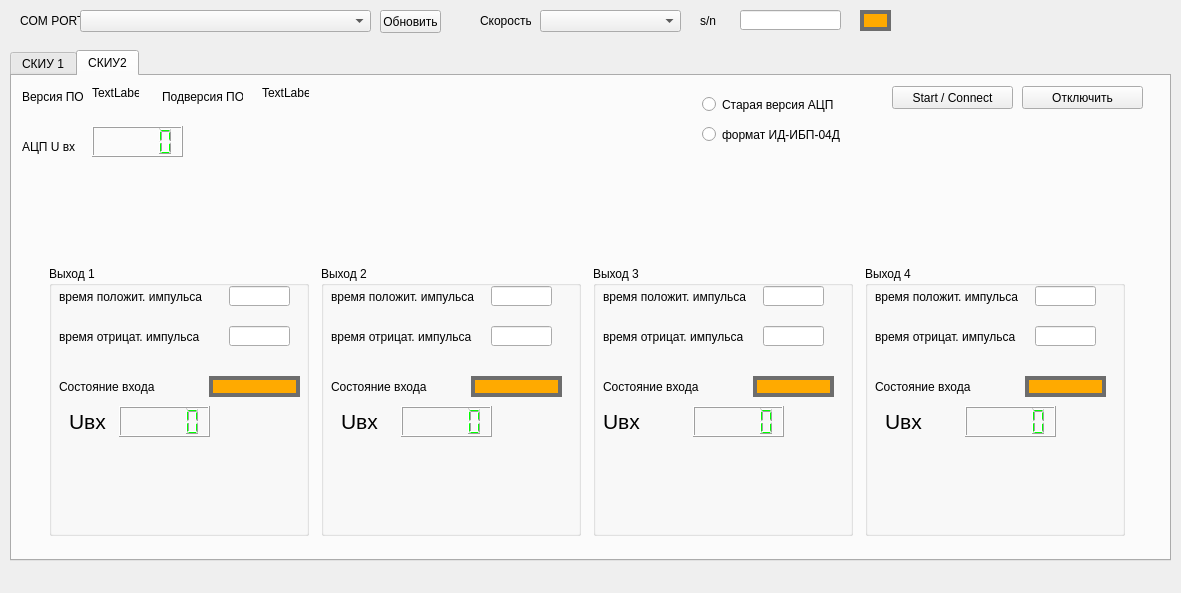
Before: the Qt Designer form ui/main_v5.ui in Noguzadericshenskiy/testing_ckiu, drawn with Qt 5.
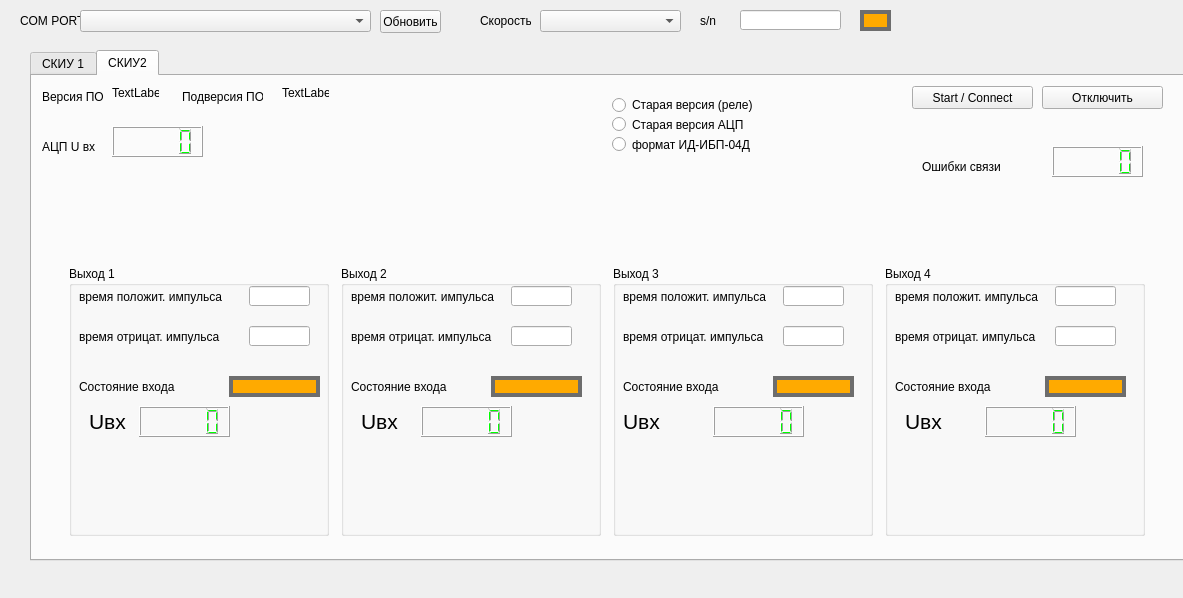
After: the same form once the commit is applied.

```diff
--- a/ui/main_v5.ui
+++ b/ui/main_v5.ui
@@ -6,8 +6,8 @@
    <rect>
     <x>0</x>
     <y>0</y>
-    <width>1181</width>
-    <height>593</height>
+    <width>1183</width>
+    <height>598</height>
    </rect>
   </property>
   <property name="windowTitle">
@@ -20,7 +20,7 @@
    <widget class="QTabWidget" name="tabWidget">
     <property name="geometry">
      <rect>
-      <x>10</x>
+      <x>30</x>
       <y>50</y>
       <width>1161</width>
       <height>511</height>
@@ -273,12 +273,18 @@
      <widget class="QRadioButton" name="version_acp_radioButton">
       <property name="geometry">
        <rect>
-        <x>690</x>
-        <y>20</y>
-        <width>131</width>
+        <x>580</x>
+        <y>40</y>
+        <width>141</width>
         <height>17</height>
        </rect>
       </property>
+      <property name="minimumSize">
+       <size>
+        <width>141</width>
+        <height>17</height>
+       </size>
+      </property>
       <property name="text">
        <string>Старая версия АЦП</string>
       </property>
@@ -286,12 +292,18 @@
      <widget class="QRadioButton" name="version_ibp_radioButton">
       <property name="geometry">
        <rect>
-        <x>690</x>
-        <y>50</y>
+        <x>580</x>
+        <y>60</y>
         <width>141</width>
         <height>17</height>
        </rect>
       </property>
+      <property name="minimumSize">
+       <size>
+        <width>141</width>
+        <height>17</height>
+       </size>
+      </property>
       <property name="text">
        <string>формат ИД-ИБП-04Д</string>
       </property>
@@ -901,6 +913,53 @@
 }</string>
       </property>
      </widget>
+     <widget class="QRadioButton" name="version_old_ckiu_radioButton">
+      <property name="geometry">
+       <rect>
+        <x>580</x>
+        <y>20</y>
+        <width>141</width>
+        <height>18</height>
+       </rect>
+      </property>
+      <property name="minimumSize">
+       <size>
+        <width>141</width>
+        <height>17</height>
+       </size>
+      </property>
+      <property name="text">
+       <string>Старая версия (реле)</string>
+      </property>
+     </widget>
+     <widget class="QLCDNumber" name="counter_err_conn_lcd">
+      <property name="geometry">
+       <rect>
+        <x>1020</x>
+        <y>70</y>
+        <width>91</width>
+        <height>31</height>
+       </rect>
+      </property>
+      <property name="styleSheet">
+       <string notr="true">QLCDNumber {
+	color: rgb(0, 255, 0);
+}</string>
+      </property>
+     </widget>
+     <widget class="QLabel" name="label_9">
+      <property name="geometry">
+       <rect>
+        <x>890</x>
+        <y>80</y>
+        <width>111</width>
+        <height>21</height>
+       </rect>
+      </property>
+      <property name="text">
+       <string>Ошибки связи</string>
+      </property>
+     </widget>
     </widget>
    </widget>
    <widget class="QLabel" name="label_5">
```
Left out of the diff: 4 changed lines with no effect on the pictures.
